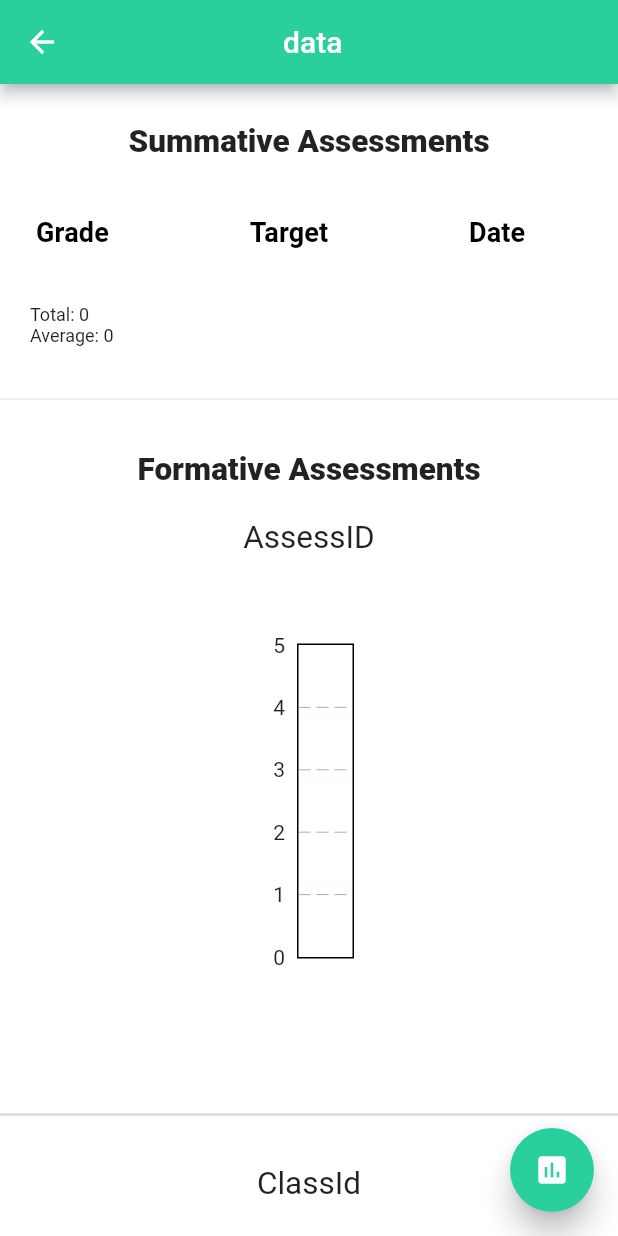
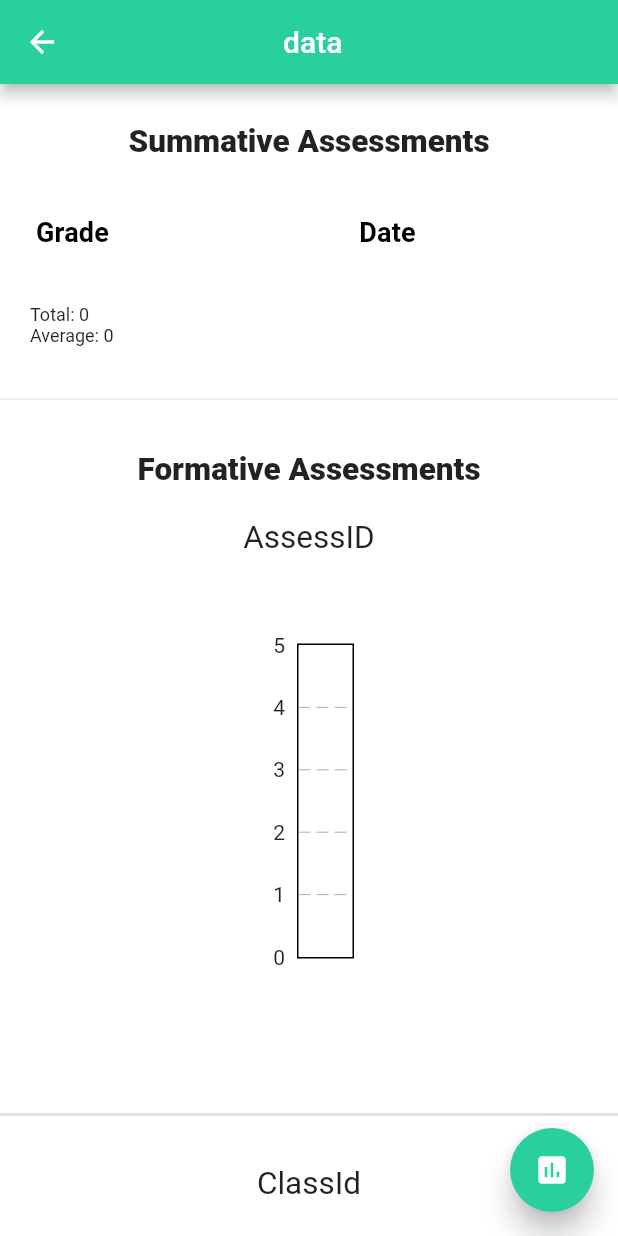
Before and after one commit to n1ghtbyte/Assessments-App, a Flutter app: the AstaGraphs screen opened directly with empty values, on a phone screen of 412 x 824 dp. Run offline on Flutter 3.47's test engine with Material 2 defaults, Android fonts, the phone set to English and light mode, and no system bars; drawn by our look-alikes of fl_chart, flutter_speed_dial; our stand-ins replace cloud_firestore, firebase_auth, firebase_core, firebase_crashlytics, loader_overlay, readmore; accounts and stored records are empty.

Commit message:
refactor: removed target from table

```diff
--- a/lib/pages/Teacher/Classes/AstaGraphs.dart
+++ b/lib/pages/Teacher/Classes/AstaGraphs.dart
@@ -432,13 +432,6 @@ class _AstaGraphsState extends State<AstaGraphs> {
                         ),
                         DataColumn(
                           label: Text(
-                            'Target',
-                            style: TextStyle(
-                                fontSize: 18, fontWeight: FontWeight.bold),
-                          ),
-                        ),
-                        DataColumn(
-                          label: Text(
                             'Date',
                             style: TextStyle(
                                 fontSize: 18, fontWeight: FontWeight.bold),
@@ -756,11 +749,6 @@ class _AstaGraphsState extends State<AstaGraphs> {
                                     fontSize: 18,
                                     fontWeight: FontWeight.bold))),
                         DataColumn(
-                            label: Text('Target',
-                                style: TextStyle(
-                                    fontSize: 18,
-                                    fontWeight: FontWeight.bold))),
-                        DataColumn(
                             label: Text('Date',
                                 style: TextStyle(
                                     fontSize: 18,
@@ -771,9 +759,6 @@ class _AstaGraphsState extends State<AstaGraphs> {
                           DataRow(
                             cells: [
                               DataCell(Text(dt['Result'].toStringAsFixed(2))),
-                              DataCell(dt['Targets'].toString() == "Multiple"
-                                  ? Text("Class")
-                                  : Text("Student")),
                               DataCell(dt['Created'] == null
                                   ? Text("Loading")
                                   : Text(DateFormat.yMMMEd()
```
